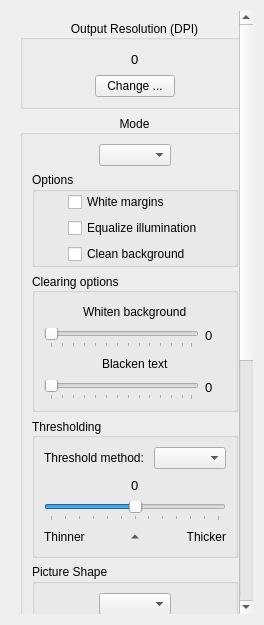
Before: the Qt Designer form filters/output/ui/OutputOptionsWidget.ui in 4lex4/scantailor-advanced, drawn with Qt 5.
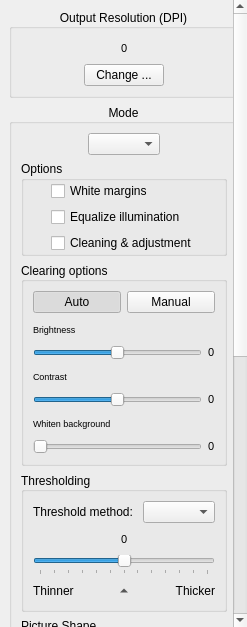
After: the same form once the commit is applied. Icons and pictures are not drawn.

```diff
--- a/filters/output/ui/OutputOptionsWidget.ui
+++ b/filters/output/ui/OutputOptionsWidget.ui
@@ -9,8 +9,8 @@
    <rect>
     <x>0</x>
     <y>0</y>
-    <width>264</width>
-    <height>625</height>
+    <width>247</width>
+    <height>627</height>
    </rect>
   </property>
   <property name="sizePolicy">
@@ -21,7 +21,7 @@
   </property>
   <property name="minimumSize">
    <size>
-    <width>264</width>
+    <width>0</width>
     <height>0</height>
    </size>
   </property>
@@ -38,6 +38,21 @@
    <bool>false</bool>
   </property>
   <layout class="QVBoxLayout" name="verticalLayout_13">
+   <property name="spacing">
+    <number>0</number>
+   </property>
+   <property name="leftMargin">
+    <number>0</number>
+   </property>
+   <property name="topMargin">
+    <number>0</number>
+   </property>
+   <property name="rightMargin">
+    <number>0</number>
+   </property>
+   <property name="bottomMargin">
+    <number>0</number>
+   </property>
    <item>
     <widget class="QScrollArea" name="scrollArea">
      <property name="sizePolicy">
@@ -71,9 +86,9 @@
       <property name="geometry">
        <rect>
         <x>0</x>
-        <y>0</y>
+        <y>-88</y>
         <width>234</width>
-        <height>1011</height>
+        <height>1090</height>
        </rect>
       </property>
       <layout class="QVBoxLayout" name="verticalLayout_3">
@@ -114,11 +129,17 @@
              <widget class="QLabel" name="dpiLabel">
               <property name="font">
                <font>
-                <pointsize>10</pointsize>
+                <pointsize>8</pointsize>
                 <weight>50</weight>
                 <bold>false</bold>
                </font>
               </property>
+              <property name="frameShape">
+               <enum>QFrame::NoFrame</enum>
+              </property>
+              <property name="frameShadow">
+               <enum>QFrame::Plain</enum>
+              </property>
               <property name="text">
                <string>0</string>
               </property>
@@ -280,7 +301,7 @@
                <item row="2" column="0">
                 <widget class="QCheckBox" name="cleanBackgroundCB">
                  <property name="text">
-                  <string>Clean background</string>
+                  <string>Cleaning &amp;&amp; adjustment</string>
                  </property>
                 </widget>
                </item>
@@ -304,6 +325,12 @@
           </item>
           <item>
            <widget class="QGroupBox" name="clearBackgroundOptions">
+            <property name="sizePolicy">
+             <sizepolicy hsizetype="Preferred" vsizetype="Preferred">
+              <horstretch>0</horstretch>
+              <verstretch>0</verstretch>
+             </sizepolicy>
+            </property>
             <property name="title">
              <string>Clearing options</string>
             </property>
@@ -311,23 +338,239 @@
              <set>Qt::AlignLeading|Qt::AlignLeft|Qt::AlignVCenter</set>
             </property>
             <layout class="QVBoxLayout" name="verticalLayout">
+             <item>
+              <layout class="QHBoxLayout" name="horizontalLayout_14">
+               <item>
+                <widget class="QPushButton" name="cleaningAutoBtn">
+                 <property name="text">
+                  <string>Auto</string>
+                 </property>
+                 <property name="checkable">
+                  <bool>true</bool>
+                 </property>
+                 <property name="checked">
+                  <bool>true</bool>
+                 </property>
+                 <property name="autoExclusive">
+                  <bool>true</bool>
+                 </property>
+                 <property name="autoDefault">
+                  <bool>false</bool>
+                 </property>
+                 <property name="default">
+                  <bool>false</bool>
+                 </property>
+                </widget>
+               </item>
+               <item>
+                <widget class="QPushButton" name="cleaningManualBtn">
+                 <property name="text">
+                  <string>Manual</string>
+                 </property>
+                 <property name="checkable">
+                  <bool>true</bool>
+                 </property>
+                 <property name="autoExclusive">
+                  <bool>true</bool>
+                 </property>
+                </widget>
+               </item>
+              </layout>
+             </item>
+             <item>
+              <layout class="QHBoxLayout" name="horizontalLayout_20">
+               <item>
+                <widget class="QLabel" name="cleanLowLabelCB">
+                 <property name="font">
+                  <font>
+                   <pointsize>7</pointsize>
+                  </font>
+                 </property>
+                 <property name="text">
+                  <string>Brightness</string>
+                 </property>
+                </widget>
+               </item>
+               <item>
+                <spacer name="horizontalSpacer_38">
+                 <property name="orientation">
+                  <enum>Qt::Horizontal</enum>
+                 </property>
+                 <property name="sizeHint" stdset="0">
+                  <size>
+                   <width>40</width>
+                   <height>20</height>
+                  </size>
+                 </property>
+                </spacer>
+               </item>
+              </layout>
+             </item>
+             <item>
+              <layout class="QHBoxLayout" name="horizontalLayout_23">
+               <item>
+                <widget class="QSlider" name="brightnessSlider">
+                 <property name="minimum">
+                  <number>-50</number>
+                 </property>
+                 <property name="maximum">
+                  <number>50</number>
+                 </property>
+                 <property name="pageStep">
+                  <number>10</number>
+                 </property>
+                 <property name="tracking">
+                  <bool>true</bool>
+                 </property>
+                 <property name="orientation">
+                  <enum>Qt::Horizontal</enum>
+                 </property>
+                 <property name="invertedAppearance">
+                  <bool>false</bool>
+                 </property>
+                 <property name="invertedControls">
+                  <bool>false</bool>
+                 </property>
+                 <property name="tickPosition">
+                  <enum>QSlider::NoTicks</enum>
+                 </property>
+                </widget>
+               </item>
+               <item>
+                <widget class="QLabel" name="brightnessLabel">
+                 <property name="minimumSize">
+                  <size>
+                   <width>0</width>
+                   <height>0</height>
+                  </size>
+                 </property>
+                 <property name="font">
+                  <font>
+                   <pointsize>8</pointsize>
+                  </font>
+                 </property>
+                 <property name="frameShape">
+                  <enum>QFrame::NoFrame</enum>
+                 </property>
+                 <property name="lineWidth">
+                  <number>0</number>
+                 </property>
+                 <property name="midLineWidth">
+                  <number>0</number>
+                 </property>
+                 <property name="text">
+                  <string>0</string>
+                 </property>
+                 <property name="alignment">
+                  <set>Qt::AlignLeading|Qt::AlignLeft|Qt::AlignVCenter</set>
+                 </property>
+                </widget>
+               </item>
+              </layout>
+             </item>
+             <item>
+              <layout class="QHBoxLayout" name="horizontalLayout_26">
+               <item>
+                <widget class="QLabel" name="cleanLowLabelCB_2">
+                 <property name="font">
+                  <font>
+                   <pointsize>7</pointsize>
+                  </font>
+                 </property>
+                 <property name="text">
+                  <string>Contrast</string>
+                 </property>
+                </widget>
+               </item>
+               <item>
+                <spacer name="horizontalSpacer_42">
+                 <property name="orientation">
+                  <enum>Qt::Horizontal</enum>
+                 </property>
+                 <property name="sizeHint" stdset="0">
+                  <size>
+                   <width>40</width>
+                   <height>20</height>
+                  </size>
+                 </property>
+                </spacer>
+               </item>
+              </layout>
+             </item>
+             <item>
+              <layout class="QHBoxLayout" name="horizontalLayout_25">
+               <item>
+                <widget class="QSlider" name="contrastSlider">
+                 <property name="minimum">
+                  <number>-50</number>
+                 </property>
+                 <property name="maximum">
+                  <number>50</number>
+                 </property>
+                 <property name="pageStep">
+                  <number>10</number>
+                 </property>
+                 <property name="sliderPosition">
+                  <number>0</number>
+                 </property>
+                 <property name="tracking">
+                  <bool>true</bool>
+                 </property>
+                 <property name="orientation">
+                  <enum>Qt::Horizontal</enum>
+                 </property>
+                 <property name="invertedAppearance">
+                  <bool>false</bool>
+                 </property>
+                 <property name="invertedControls">
+                  <bool>false</bool>
+                 </property>
+                 <property name="tickPosition">
+                  <enum>QSlider::NoTicks</enum>
+                 </property>
+                </widget>
+               </item>
+               <item>
+                <widget class="QLabel" name="contrastLabel">
+                 <property name="minimumSize">
+                  <size>
+                   <width>0</width>
+                   <height>0</height>
+                  </size>
+                 </property>
+                 <property name="font">
+                  <font>
+                   <pointsize>8</pointsize>
+                  </font>
+                 </property>
+                 <property name="frameShape">
+                  <enum>QFrame::NoFrame</enum>
+                 </property>
+                 <property name="lineWidth">
+                  <number>0</number>
+                 </property>
+                 <property name="midLineWidth">
+                  <number>0</number>
+                 </property>
+                 <property name="text">
+                  <string>0</string>
+                 </property>
+                 <property name="alignment">
+                  <set>Qt::AlignLeading|Qt::AlignLeft|Qt::AlignVCenter</set>
+                 </property>
+                </widget>
+               </item>
+              </layout>
+             </item>
              <item>
               <layout class="QHBoxLayout" name="horizontalLayout_12">
-               <item>
-                <spacer name="horizontalSpacer_22">
-                 <property name="orientation">
-                  <enum>Qt::Horizontal</enum>
-                 </property>
-                 <property name="sizeHint" stdset="0">
-                  <size>
-                   <width>40</width>
-                   <height>20</height>
-                  </size>
-                 </property>
-                </spacer>
-               </item>
                <item>
                 <widget class="QLabel" name="cleanHighLabelCB">
+                 <property name="font">
+                  <font>
+                   <pointsize>7</pointsize>
+                  </font>
+                 </property>
                  <property name="text">
                   <string>Whiten background</string>
                  </property>
@@ -356,7 +599,7 @@
                   <number>0</number>
                  </property>
                  <property name="maximum">
-                  <number>64</number>
+                  <number>65</number>
                  </property>
                  <property name="pageStep">
                   <number>5</number>
@@ -377,7 +620,7 @@
                   <bool>false</bool>
                  </property>
                  <property name="tickPosition">
-                  <enum>QSlider::TicksBelow</enum>
+                  <enum>QSlider::NoTicks</enum>
                  </property>
                 </widget>
                </item>
@@ -385,114 +628,24 @@
                 <widget class="QLabel" name="clearWhiteThresholdLabel">
                  <property name="minimumSize">
                   <size>
-                   <width>21</width>
+                   <width>0</width>
                    <height>0</height>
                   </size>
                  </property>
                  <property name="font">
                   <font>
-                   <pointsize>10</pointsize>
+                   <pointsize>8</pointsize>
                   </font>
                  </property>
                  <property name="autoFillBackground">
                   <bool>false</bool>
                  </property>
-                 <property name="lineWidth">
-                  <number>0</number>
+                 <property name="frameShape">
+                  <enum>QFrame::NoFrame</enum>
                  </property>
-                 <property name="midLineWidth">
-                  <number>0</number>
+                 <property name="frameShadow">
+                  <enum>QFrame::Plain</enum>
                  </property>
-                 <property name="text">
-                  <string>0</string>
-                 </property>
-                 <property name="alignment">
-                  <set>Qt::AlignLeading|Qt::AlignLeft|Qt::AlignTop</set>
-                 </property>
-                </widget>
-               </item>
-              </layout>
-             </item>
-             <item>
-              <layout class="QHBoxLayout" name="horizontalLayout_20">
-               <item>
-                <spacer name="horizontalSpacer_37">
-                 <property name="orientation">
-                  <enum>Qt::Horizontal</enum>
-                 </property>
-                 <property name="sizeHint" stdset="0">
-                  <size>
-                   <width>40</width>
-                   <height>20</height>
-                  </size>
-                 </property>
-                </spacer>
-               </item>
-               <item>
-                <widget class="QLabel" name="cleanLowLabelCB">
-                 <property name="text">
-                  <string>Blacken text</string>
-                 </property>
-                </widget>
-               </item>
-               <item>
-                <spacer name="horizontalSpacer_38">
-                 <property name="orientation">
-                  <enum>Qt::Horizontal</enum>
-                 </property>
-                 <property name="sizeHint" stdset="0">
-                  <size>
-                   <width>40</width>
-                   <height>20</height>
-                  </size>
-                 </property>
-                </spacer>
-               </item>
-              </layout>
-             </item>
-             <item>
-              <layout class="QHBoxLayout" name="horizontalLayout_23">
-               <item>
-                <widget class="QSlider" name="clearBlackThresholdSlider">
-                 <property name="minimum">
-                  <number>0</number>
-                 </property>
-                 <property name="maximum">
-                  <number>64</number>
-                 </property>
-                 <property name="pageStep">
-                  <number>5</number>
-                 </property>
-                 <property name="tracking">
-                  <bool>true</bool>
-                 </property>
-                 <property name="orientation">
-                  <enum>Qt::Horizontal</enum>
-                 </property>
-                 <property name="invertedAppearance">
-                  <bool>false</bool>
-                 </property>
-                 <property name="invertedControls">
-                  <bool>false</bool>
-                 </property>
-                 <property name="tickPosition">
-                  <enum>QSlider::TicksBelow</enum>
-                 </property>
-                </widget>
-               </item>
-               <item>
-                <widget class="QLabel" name="clearBlackThresholdLabel">
-                 <property name="minimumSize">
-                  <size>
-                   <width>21</width>
-                   <height>0</height>
-                  </size>
-                 </property>
-                 <property name="font">
-                  <font>
-                   <pointsize>10</pointsize>
-                  </font>
-                 </property>
                  <property name="lineWidth">
                   <number>0</number>
                  </property>
@@ -503,7 +656,7 @@
                   <string>0</string>
                  </property>
                  <property name="alignment">
-                  <set>Qt::AlignLeading|Qt::AlignLeft|Qt::AlignTop</set>
+                  <set>Qt::AlignLeading|Qt::AlignLeft|Qt::AlignVCenter</set>
                  </property>
                 </widget>
                </item>
@@ -570,9 +723,12 @@
                 <widget class="QLabel" name="thresholLabel">
                  <property name="font">
                   <font>
-                   <pointsize>10</pointsize>
+                   <pointsize>8</pointsize>
                   </font>
                  </property>
+                 <property name="frameShape">
+                  <enum>QFrame::NoFrame</enum>
+                 </property>
                  <property name="text">
                   <string>0</string>
                  </property>
```
Left out of the diff: 4 changed lines with no effect on the pictures.
